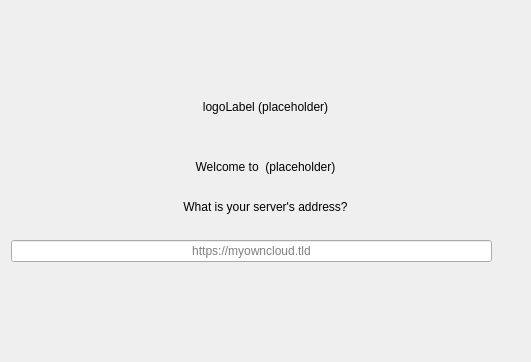
First picture: the form in src/gui/newwizard/pages/serverurlsetupwizardpage.ui, repository owncloud/client, before the edit.
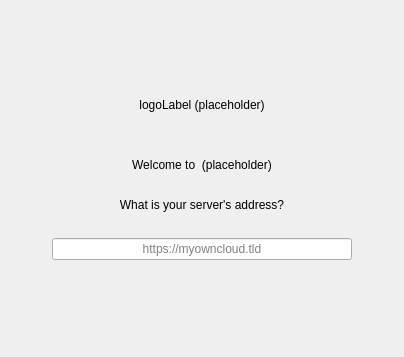
Second picture: the form after the edit.

Commit message: Redo server URL page layout yet again

```diff
--- a/src/gui/newwizard/pages/serverurlsetupwizardpage.ui
+++ b/src/gui/newwizard/pages/serverurlsetupwizardpage.ui
@@ -6,8 +6,8 @@
    <rect>
     <x>0</x>
     <y>0</y>
-    <width>531</width>
-    <height>362</height>
+    <width>404</width>
+    <height>357</height>
    </rect>
   </property>
   <property name="windowTitle">
@@ -109,7 +109,23 @@
     </spacer>
    </item>
    <item>
-    <layout class="QHBoxLayout" name="horizontalLayout">
+    <layout class="QHBoxLayout" name="horizontalLayout" stretch="1,2,1">
+     <item>
+      <spacer name="horizontalSpacer">
+       <property name="orientation">
+        <enum>Qt::Horizontal</enum>
+       </property>
+       <property name="sizeType">
+        <enum>QSizePolicy::MinimumExpanding</enum>
+       </property>
+       <property name="sizeHint" stdset="0">
+        <size>
+         <width>10</width>
+         <height>20</height>
+        </size>
+       </property>
+      </spacer>
+     </item>
      <item>
       <widget class="QLineEdit" name="urlLineEdit">
        <property name="sizePolicy">
@@ -120,7 +136,7 @@
        </property>
        <property name="minimumSize">
         <size>
-         <width>400</width>
+         <width>300</width>
          <height>0</height>
         </size>
        </property>
@@ -133,17 +149,20 @@
       </widget>
      </item>
      <item>
-      <widget class="QLabel" name="urlIconLabel">
-       <property name="minimumSize">
+      <spacer name="horizontalSpacer_2">
+       <property name="orientation">
+        <enum>Qt::Horizontal</enum>
+       </property>
+       <property name="sizeType">
+        <enum>QSizePolicy::MinimumExpanding</enum>
+       </property>
+       <property name="sizeHint" stdset="0">
         <size>
-         <width>22</width>
-         <height>22</height>
+         <width>10</width>
+         <height>20</height>
         </size>
        </property>
-       <property name="text">
-        <string notr="true"/>
-       </property>
-      </widget>
+      </spacer>
      </item>
     </layout>
    </item>
```
